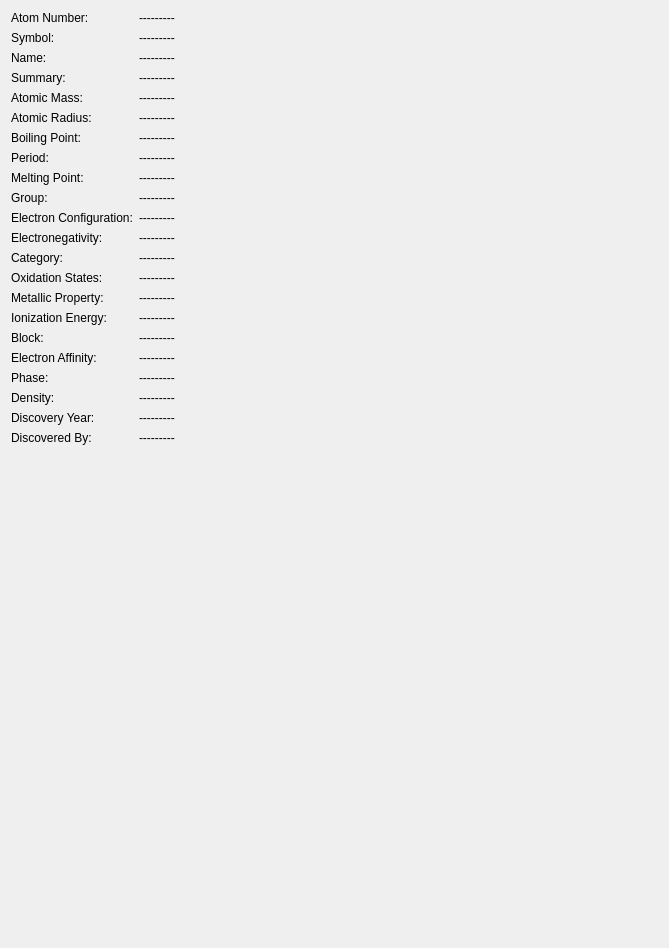
Qt form STAGE4/TableSection/forms/elementdialog.ui (demirciAhmet/periodiCpp) before a commit.
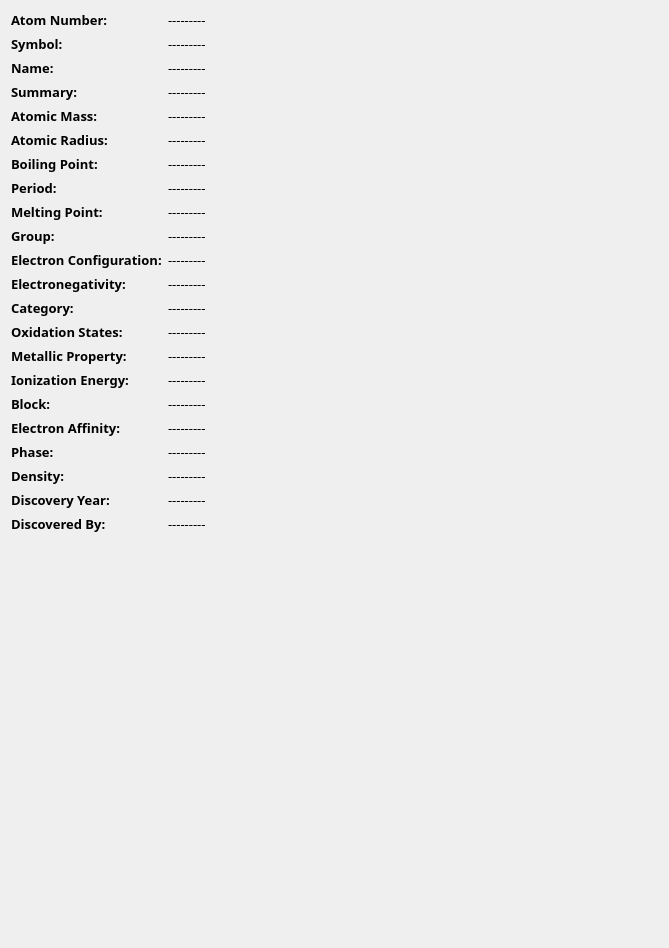
The same form after that commit.

```diff
--- a/STAGE4/TableSection/forms/elementdialog.ui
+++ b/STAGE4/TableSection/forms/elementdialog.ui
@@ -16,403 +16,604 @@
   <layout class="QVBoxLayout" name="verticalLayout">
    <item>
     <layout class="QFormLayout" name="formLayout">
+     <property name="rowWrapPolicy">
+      <enum>QFormLayout::DontWrapRows</enum>
+     </property>
      <item row="0" column="0">
-      <layout class="QHBoxLayout" name="horizontalLayout">
-       <item>
         <widget class="QLabel" name="label">
+       <property name="font">
+        <font>
+         <family>Roboto Slab</family>
+         <pointsize>10</pointsize>
+         <bold>true</bold>
+        </font>
+       </property>
          <property name="text">
           <string>Atom Number:</string>
          </property>
         </widget>
        </item>
-      </layout>
-     </item>
      <item row="0" column="1">
       <widget class="QLabel" name="lblAtomicNumber">
+       <property name="font">
+        <font>
+         <family>Roboto Slab</family>
+         <pointsize>10</pointsize>
+        </font>
+       </property>
        <property name="text">
         <string>---------</string>
        </property>
       </widget>
      </item>
      <item row="1" column="0">
-      <layout class="QHBoxLayout" name="horizontalLayout_2">
-       <item>
         <widget class="QLabel" name="label_2">
+       <property name="font">
+        <font>
+         <family>Roboto Slab</family>
+         <pointsize>10</pointsize>
+         <bold>true</bold>
+        </font>
+       </property>
          <property name="text">
           <string>Symbol:</string>
          </property>
         </widget>
        </item>
-      </layout>
-     </item>
      <item row="1" column="1">
       <widget class="QLabel" name="lblSymbol">
+       <property name="font">
+        <font>
+         <family>Roboto Slab</family>
+         <pointsize>10</pointsize>
+        </font>
+       </property>
        <property name="text">
         <string>---------</string>
        </property>
       </widget>
      </item>
      <item row="2" column="0">
-      <layout class="QHBoxLayout" name="horizontalLayout_3">
-       <item>
         <widget class="QLabel" name="label_3">
+       <property name="font">
+        <font>
+         <family>Roboto Slab</family>
+         <pointsize>10</pointsize>
+         <bold>true</bold>
+        </font>
+       </property>
          <property name="text">
           <string>Name:</string>
          </property>
         </widget>
        </item>
-      </layout>
-     </item>
      <item row="2" column="1">
       <widget class="QLabel" name="lblName">
+       <property name="font">
+        <font>
+         <family>Roboto Slab</family>
+         <pointsize>10</pointsize>
+        </font>
+       </property>
        <property name="text">
         <string>---------</string>
        </property>
       </widget>
      </item>
      <item row="3" column="0">
-      <layout class="QHBoxLayout" name="horizontalLayout_23">
-       <item>
         <widget class="QLabel" name="label_10">
+       <property name="font">
+        <font>
+         <family>Roboto Slab</family>
+         <pointsize>10</pointsize>
+         <bold>true</bold>
+        </font>
+       </property>
          <property name="text">
           <string>Summary:</string>
          </property>
         </widget>
        </item>
-      </layout>
-     </item>
      <item row="3" column="1">
       <widget class="QLabel" name="lblSummary">
        <property name="sizePolicy">
-        <sizepolicy hsizetype="Preferred" vsizetype="Fixed">
+        <sizepolicy hsizetype="Preferred" vsizetype="Preferred">
          <horstretch>0</horstretch>
          <verstretch>0</verstretch>
         </sizepolicy>
        </property>
+       <property name="font">
+        <font>
+         <family>Roboto Slab</family>
+         <pointsize>10</pointsize>
+        </font>
+       </property>
        <property name="text">
         <string>---------</string>
        </property>
       </widget>
      </item>
      <item row="4" column="0">
-      <layout class="QHBoxLayout" name="horizontalLayout_4">
-       <item>
         <widget class="QLabel" name="label_4">
+       <property name="font">
+        <font>
+         <family>Roboto Slab</family>
+         <pointsize>10</pointsize>
+         <bold>true</bold>
+        </font>
+       </property>
          <property name="text">
           <string>Atomic Mass:</string>
          </property>
         </widget>
        </item>
-      </layout>
-     </item>
      <item row="4" column="1">
       <widget class="QLabel" name="lblAtomicMass">
+       <property name="font">
+        <font>
+         <family>Roboto Slab</family>
+         <pointsize>10</pointsize>
+        </font>
+       </property>
        <property name="text">
         <string>---------</string>
        </property>
       </widget>
      </item>
      <item row="5" column="0">
-      <layout class="QHBoxLayout" name="horizontalLayout_5">
-       <item>
         <widget class="QLabel" name="label_5">
+       <property name="font">
+        <font>
+         <family>Roboto Slab</family>
+         <pointsize>10</pointsize>
+         <bold>true</bold>
+        </font>
+       </property>
          <property name="text">
           <string>Atomic Radius:</string>
          </property>
         </widget>
        </item>
-      </layout>
-     </item>
      <item row="5" column="1">
       <widget class="QLabel" name="lblAtomicRadius">
+       <property name="font">
+        <font>
+         <family>Roboto Slab</family>
+         <pointsize>10</pointsize>
+        </font>
+       </property>
        <property name="text">
         <string>---------</string>
        </property>
       </widget>
      </item>
      <item row="6" column="0">
-      <layout class="QHBoxLayout" name="horizontalLayout_13">
-       <item>
         <widget class="QLabel" name="label_13">
+       <property name="font">
+        <font>
+         <family>Roboto Slab</family>
+         <pointsize>10</pointsize>
+         <bold>true</bold>
+        </font>
+       </property>
          <property name="text">
           <string>Boiling Point:</string>
          </property>
         </widget>
        </item>
-      </layout>
-     </item>
      <item row="6" column="1">
       <widget class="QLabel" name="lblBoil">
+       <property name="font">
+        <font>
+         <family>Roboto Slab</family>
+         <pointsize>10</pointsize>
+        </font>
+       </property>
        <property name="text">
         <string>---------</string>
        </property>
       </widget>
      </item>
      <item row="7" column="0">
-      <layout class="QHBoxLayout" name="horizontalLayout_6">
-       <item>
         <widget class="QLabel" name="label_6">
+       <property name="font">
+        <font>
+         <family>Roboto Slab</family>
+         <pointsize>10</pointsize>
+         <bold>true</bold>
+        </font>
+       </property>
          <property name="text">
           <string>Period:</string>
          </property>
         </widget>
        </item>
-      </layout>
-     </item>
      <item row="7" column="1">
       <widget class="QLabel" name="lblPeriod">
+       <property name="font">
+        <font>
+         <family>Roboto Slab</family>
+         <pointsize>10</pointsize>
+        </font>
+       </property>
        <property name="text">
         <string>---------</string>
        </property>
       </widget>
      </item>
      <item row="8" column="0">
-      <layout class="QHBoxLayout" name="horizontalLayout_16">
-       <item>
         <widget class="QLabel" name="label_16">
+       <property name="font">
+        <font>
+         <family>Roboto Slab</family>
+         <pointsize>10</pointsize>
+         <bold>true</bold>
+        </font>
+       </property>
          <property name="text">
           <string>Melting Point:</string>
          </property>
         </widget>
        </item>
-      </layout>
-     </item>
      <item row="8" column="1">
       <widget class="QLabel" name="lblMelt">
+       <property name="font">
+        <font>
+         <family>Roboto Slab</family>
+         <pointsize>10</pointsize>
+        </font>
+       </property>
        <property name="text">
         <string>---------</string>
        </property>
       </widget>
      </item>
      <item row="9" column="0">
-      <layout class="QHBoxLayout" name="horizontalLayout_8">
-       <item>
         <widget class="QLabel" name="label_8">
+       <property name="font">
+        <font>
+         <family>Roboto Slab</family>
+         <pointsize>10</pointsize>
+         <bold>true</bold>
+        </font>
+       </property>
          <property name="text">
           <string>Group:</string>
          </property>
         </widget>
        </item>
-      </layout>
-     </item>
      <item row="9" column="1">
       <widget class="QLabel" name="lblGroup">
+       <property name="font">
+        <font>
+         <family>Roboto Slab</family>
+         <pointsize>10</pointsize>
+        </font>
+       </property>
        <property name="text">
         <string>---------</string>
        </property>
       </widget>
      </item>
-     <item row="12" column="0">
-      <layout class="QHBoxLayout" name="horizontalLayout_12">
-       <item>
-        <widget class="QLabel" name="label_12">
-         <property name="text">
-          <string>Category:</string>
-         </property>
-        </widget>
-       </item>
-      </layout>
-     </item>
-     <item row="14" column="0">
-      <layout class="QHBoxLayout" name="horizontalLayout_11">
-       <item>
-        <widget class="QLabel" name="label_11">
-         <property name="text">
-          <string>Metallic Property:</string>
-         </property>
-        </widget>
-       </item>
-      </layout>
-     </item>
-     <item row="15" column="0">
-      <layout class="QHBoxLayout" name="horizontalLayout_18">
-       <item>
-        <widget class="QLabel" name="label_18">
-         <property name="text">
-          <string>Ionization Energy:</string>
-         </property>
-        </widget>
-       </item>
-      </layout>
-     </item>
-     <item row="16" column="0">
-      <layout class="QHBoxLayout" name="horizontalLayout_7">
-       <item>
-        <widget class="QLabel" name="label_7">
-         <property name="text">
-          <string>Block:</string>
-         </property>
-        </widget>
-       </item>
-      </layout>
-     </item>
-     <item row="17" column="0">
-      <layout class="QHBoxLayout" name="horizontalLayout_21">
-       <item>
-        <widget class="QLabel" name="label_21">
-         <property name="text">
-          <string>Electron Affinity:</string>
-         </property>
-        </widget>
-       </item>
-      </layout>
-     </item>
-     <item row="18" column="0">
-      <layout class="QHBoxLayout" name="horizontalLayout_9">
-       <item>
-        <widget class="QLabel" name="label_9">
-         <property name="text">
-          <string>Phase:</string>
-         </property>
-        </widget>
-       </item>
-      </layout>
-     </item>
-     <item row="19" column="0">
-      <layout class="QHBoxLayout" name="horizontalLayout_22">
-       <item>
-        <widget class="QLabel" name="label_22">
-         <property name="text">
-          <string>Density:</string>
-         </property>
-        </widget>
-       </item>
-      </layout>
-     </item>
-     <item row="20" column="0">
-      <layout class="QHBoxLayout" name="horizontalLayout_19">
-       <item>
-        <widget class="QLabel" name="label_19">
-         <property name="text">
-          <string>Discovery Year:</string>
-         </property>
-        </widget>
-       </item>
-      </layout>
-     </item>
-     <item row="21" column="0">
-      <layout class="QHBoxLayout" name="horizontalLayout_20">
-       <item>
-        <widget class="QLabel" name="label_20">
-         <property name="text">
-          <string>Discovered By:</string>
-         </property>
-        </widget>
-       </item>
-      </layout>
-     </item>
      <item row="10" column="0">
-      <layout class="QHBoxLayout" name="horizontalLayout_17">
-       <item>
         <widget class="QLabel" name="label_17">
+       <property name="font">
+        <font>
+         <family>Roboto Slab</family>
+         <pointsize>10</pointsize>
+         <bold>true</bold>
+        </font>
+       </property>
          <property name="text">
           <string>Electron Configuration:</string>
          </property>
         </widget>
        </item>
-      </layout>
-     </item>
      <item row="10" column="1">
       <widget class="QLabel" name="lblElectronConfiguration">
+       <property name="font">
+        <font>
+         <family>Roboto Slab</family>
+         <pointsize>10</pointsize>
+        </font>
+       </property>
        <property name="text">
         <string>---------</string>
        </property>
       </widget>
      </item>
      <item row="11" column="0">
-      <layout class="QHBoxLayout" name="horizontalLayout_14">
-       <item>
         <widget class="QLabel" name="label_14">
+       <property name="font">
+        <font>
+         <family>Roboto Slab</family>
+         <pointsize>10</pointsize>
+         <bold>true</bold>
+        </font>
+       </property>
          <property name="text">
           <string>Electronegativity:</string>
          </property>
         </widget>
        </item>
-      </layout>
-     </item>
      <item row="11" column="1">
       <widget class="QLabel" name="lblElectronegativity">
+       <property name="font">
+        <font>
+         <family>Roboto Slab</family>
+         <pointsize>10</pointsize>
+        </font>
+       </property>
        <property name="text">
         <string>---------</string>
        </property>
       </widget>
      </item>
+     <item row="12" column="0">
+      <widget class="QLabel" name="label_12">
+       <property name="font">
+        <font>
+         <family>Roboto Slab</family>
+         <pointsize>10</pointsize>
+         <bold>true</bold>
+        </font>
+       </property>
+       <property name="text">
+        <string>Category:</string>
+       </property>
+      </widget>
+     </item>
      <item row="12" column="1">
       <widget class="QLabel" name="lblCategory">
+       <property name="font">
+        <font>
+         <family>Roboto Slab</family>
+         <pointsize>10</pointsize>
+        </font>
+       </property>
        <property name="text">
         <string>---------</string>
        </property>
       </widget>
      </item>
      <item row="13" column="0">
-      <layout class="QHBoxLayout" name="horizontalLayout_15">
-       <item>
         <widget class="QLabel" name="label_15">
+       <property name="font">
+        <font>
+         <family>Roboto Slab</family>
+         <pointsize>10</pointsize>
+         <bold>true</bold>
+        </font>
+       </property>
          <property name="text">
           <string>Oxidation States:</string>
          </property>
         </widget>
        </item>
-      </layout>
-     </item>
      <item row="13" column="1">
       <widget class="QLabel" name="lblOxidationStates">
+       <property name="font">
+        <font>
+         <family>Roboto Slab</family>
+         <pointsize>10</pointsize>
+        </font>
+       </property>
        <property name="text">
         <string>---------</string>
        </property>
       </widget>
      </item>
+     <item row="14" column="0">
+      <widget class="QLabel" name="label_11">
+       <property name="font">
+        <font>
+         <family>Roboto Slab</family>
+         <pointsize>10</pointsize>
+         <bold>true</bold>
+        </font>
+       </property>
+       <property name="text">
+        <string>Metallic Property:</string>
+       </property>
+      </widget>
+     </item>
      <item row="14" column="1">
       <widget class="QLabel" name="lblMetallicProperty">
+       <property name="font">
+        <font>
+         <family>Roboto Slab</family>
+         <pointsize>10</pointsize>
+        </font>
+       </property>
        <property name="text">
         <string>---------</string>
        </property>
       </widget>
      </item>
+     <item row="15" column="0">
+      <widget class="QLabel" name="label_18">
+       <property name="font">
+        <font>
+         <family>Roboto Slab</family>
+         <pointsize>10</pointsize>
+         <bold>true</bold>
+        </font>
+       </property>
+       <property name="text">
+        <string>Ionization Energy:</string>
+       </property>
+      </widget>
+     </item>
      <item row="15" column="1">
       <widget class="QLabel" name="lblIonizationEnergy">
+       <property name="font">
+        <font>
+         <family>Roboto Slab</family>
+         <pointsize>10</pointsize>
+        </font>
+       </property>
        <property name="text">
         <string>---------</string>
        </property>
       </widget>
      </item>
+     <item row="16" column="0">
+      <widget class="QLabel" name="label_7">
+       <property name="font">
+        <font>
+         <family>Roboto Slab</family>
+         <pointsize>10</pointsize>
+         <bold>true</bold>
+        </font>
+       </property>
+       <property name="text">
+        <string>Block:</string>
+       </property>
+      </widget>
+     </item>
      <item row="16" column="1">
       <widget class="QLabel" name="lblBlock">
+       <property name="font">
+        <font>
+         <family>Roboto Slab</family>
+         <pointsize>10</pointsize>
+        </font>
+       </property>
        <property name="text">
         <string>---------</string>
        </property>
       </widget>
      </item>
+     <item row="17" column="0">
+      <widget class="QLabel" name="label_21">
+       <property name="font">
+        <font>
+         <family>Roboto Slab</family>
+         <pointsize>10</pointsize>
+         <bold>true</bold>
+        </font>
+       </property>
+       <property name="text">
+        <string>Electron Affinity:</string>
+       </property>
+      </widget>
+     </item>
      <item row="17" column="1">
       <widget class="QLabel" name="lblElectronAffinity">
+       <property name="font">
+        <font>
+         <family>Roboto Slab</family>
+         <pointsize>10</pointsize>
+        </font>
+       </property>
        <property name="text">
         <string>---------</string>
        </property>
       </widget>
      </item>
+     <item row="18" column="0">
+      <widget class="QLabel" name="label_9">
+       <property name="font">
+        <font>
+         <family>Roboto Slab</family>
+         <pointsize>10</pointsize>
+         <bold>true</bold>
+        </font>
+       </property>
+       <property name="text">
+        <string>Phase:</string>
+       </property>
+      </widget>
+     </item>
      <item row="18" column="1">
       <widget class="QLabel" name="lblPhase">
+       <property name="font">
+        <font>
+         <family>Roboto Slab</family>
+         <pointsize>10</pointsize>
+        </font>
+       </property>
        <property name="text">
         <string>---------</string>
        </property>
       </widget>
      </item>
+     <item row="19" column="0">
+      <widget class="QLabel" name="label_22">
+       <property name="font">
+        <font>
+         <family>Roboto Slab</family>
+         <pointsize>10</pointsize>
+         <bold>true</bold>
+        </font>
+       </property>
+       <property name="text">
+        <string>Density:</string>
+       </property>
+      </widget>
+     </item>
      <item row="19" column="1">
       <widget class="QLabel" name="lblDensity">
+       <property name="font">
+        <font>
+         <family>Roboto Slab</family>
+         <pointsize>10</pointsize>
+        </font>
+       </property>
        <property name="text">
         <string>---------</string>
        </property>
       </widget>
      </item>
+     <item row="20" column="0">
+      <widget class="QLabel" name="label_19">
+       <property name="font">
+        <font>
+         <family>Roboto Slab</family>
+         <pointsize>10</pointsize>
+         <bold>true</bold>
+        </font>
+       </property>
+       <property name="text">
+        <string>Discovery Year:</string>
+       </property>
+      </widget>
+     </item>
      <item row="20" column="1">
       <widget class="QLabel" name="lblDiscoveryYear">
+       <property name="font">
+        <font>
+         <family>Roboto Slab</family>
+         <pointsize>10</pointsize>
+        </font>
+       </property>
        <property name="text">
         <string>---------</string>
        </property>
       </widget>
      </item>
+     <item row="21" column="0">
+      <widget class="QLabel" name="label_20">
+       <property name="font">
+        <font>
+         <family>Roboto Slab</family>
+         <pointsize>10</pointsize>
+         <bold>true</bold>
+        </font>
+       </property>
+       <property name="text">
+        <string>Discovered By:</string>
+       </property>
+      </widget>
+     </item>
      <item row="21" column="1">
       <widget class="QLabel" name="lblDiscoveredBy">
+       <property name="font">
+        <font>
+         <family>Roboto Slab</family>
+         <pointsize>10</pointsize>
+        </font>
+       </property>
        <property name="text">
         <string>---------</string>
        </property>
```
Lines whose indentation alone changed are shown as unchanged.
